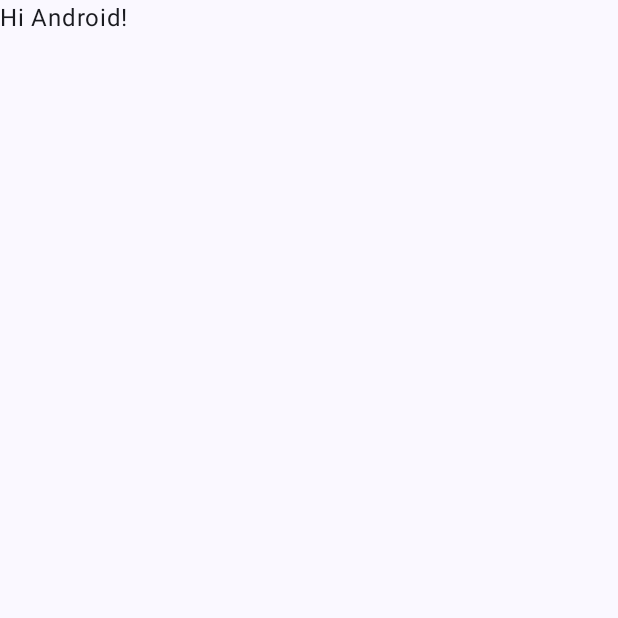
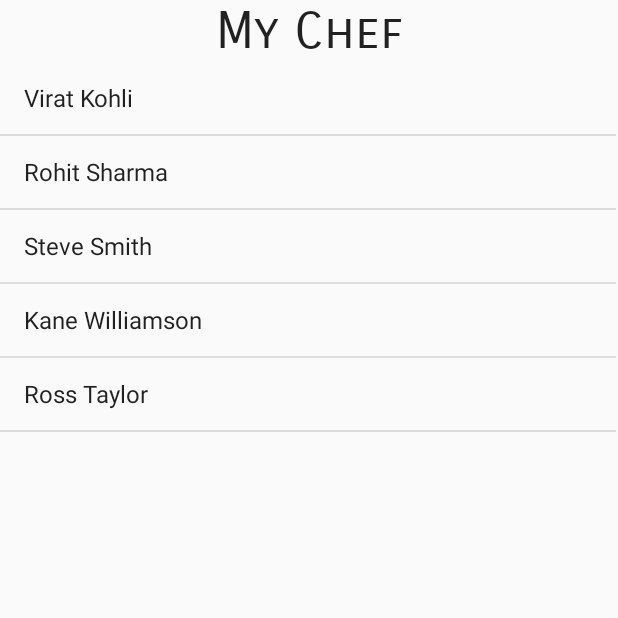
Before and after one commit to GrajaKonrad/MyChef, an Android app built with Jetpack Compose: the screen it shows after launch (MainActivity), on a phone screen of 412 x 824 dp, the top half of it. Before the commit the part shown is almost empty. Run offline under Robolectric (Android 15) with nearby library versions, the phone set to English and light mode, and no system bars.

Commit message:
basic_list

```diff
--- a/app/src/main/java/com/example/mychef/MainActivity.kt
+++ b/app/src/main/java/com/example/mychef/MainActivity.kt
@@ -1,8 +1,11 @@
 package com.example.mychef
 
 import android.os.Bundle
+import android.widget.ArrayAdapter
+import android.widget.ListView
 import androidx.activity.ComponentActivity
 import androidx.activity.compose.setContent
+import androidx.compose.foundation.clickable
 import androidx.compose.foundation.layout.fillMaxSize
 import androidx.compose.material3.MaterialTheme
 import androidx.compose.material3.Surface
@@ -12,42 +15,24 @@ import androidx.compose.ui.Modifier
 import androidx.compose.ui.tooling.preview.Preview
 import com.example.mychef.ui.theme.MyChefTheme
 
+
 class MainActivity : ComponentActivity() {
     override fun onCreate(savedInstanceState: Bundle?) {
         super.onCreate(savedInstanceState)
-        setContent {
-            MyChefTheme {
-                // A surface container using the 'background' color from the theme
-                Surface(
-                    modifier = Modifier.fillMaxSize(),
-                    color = MaterialTheme.colorScheme.background
-                ) {
-                    Greeting("Android")
-                }
-            }
-        }
+        setContentView(R.layout.activity_main)
+        // use arrayadapter and define an array
+        val arrayAdapter: ArrayAdapter<*>
+        val users = arrayOf(
+            "Virat Kohli", "Rohit Sharma", "Steve Smith",
+            "Kane Williamson", "Ross Taylor"
+        )
+        // access the listView from xml file
+        var mListView = findViewById<ListView>(R.id.recipeList)
+        arrayAdapter = ArrayAdapter(this,
+            android.R.layout.simple_list_item_1, users)
+        mListView.adapter = arrayAdapter
+
+
     }
 
 }
-
-//fun onShowDetail(View view)
-//{
-//    Intent intent = new Intent(this, DetailActivity.class);
-//    startActivity(intent);
-//}
-
-@Composable
-fun Greeting(name: String, modifier: Modifier = Modifier) {
-    Text(
-        text = "Hi $name!",
-        modifier = modifier
-    )
-}
-
-@Preview(showBackground = true)
-@Composable
-fun GreetingPreview() {
-    MyChefTheme {
-        Greeting("Android")
-    }
-}
--- a/app/src/main/res/layout/activity_main.xml
+++ b/app/src/main/res/layout/activity_main.xml
@@ -6,9 +6,31 @@
     android:layout_height="match_parent"
     tools:context=".MainActivity">
 
-    <Button
-        android:layout_width="wrap_content"
+    <TextView
+        android:id="@+id/textView3"
+        android:layout_width="0dp"
         android:layout_height="wrap_content"
-        android:onClick="onShowDetail"
-        android:text="@string/detail_button" />
+        android:layout_weight="1"
+        android:fontFamily="sans-serif-smallcaps"
+        android:lineSpacingExtra="16sp"
+        android:text="My Chef"
+        android:textAlignment="center"
+        android:textAppearance="@style/TextAppearance.AppCompat.Large"
+        android:textSize="34sp"
+        app:layout_constraintEnd_toEndOf="parent"
+        app:layout_constraintHorizontal_bias="0.473"
+        app:layout_constraintStart_toStartOf="parent"
+        app:layout_constraintTop_toTopOf="parent" />
+
+    <ListView
+        android:id="@+id/recipeList"
+        android:layout_width="0dp"
+        android:layout_height="0dp"
+        android:layout_marginEnd="1dp"
+        android:layout_marginBottom="16dp"
+        app:layout_constraintBottom_toBottomOf="parent"
+        app:layout_constraintEnd_toEndOf="@id/textView3"
+        app:layout_constraintHorizontal_bias="0.537"
+        app:layout_constraintStart_toStartOf="parent"
+        app:layout_constraintTop_toBottomOf="@+id/textView3" />
 </androidx.constraintlayout.widget.ConstraintLayout>
```
